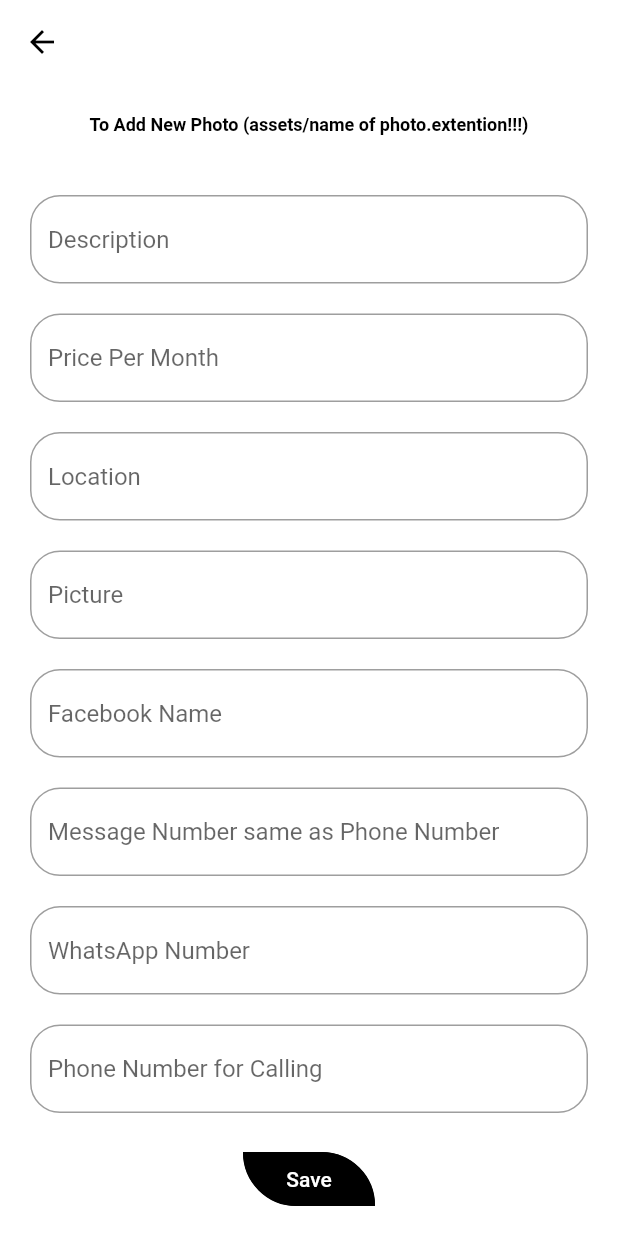
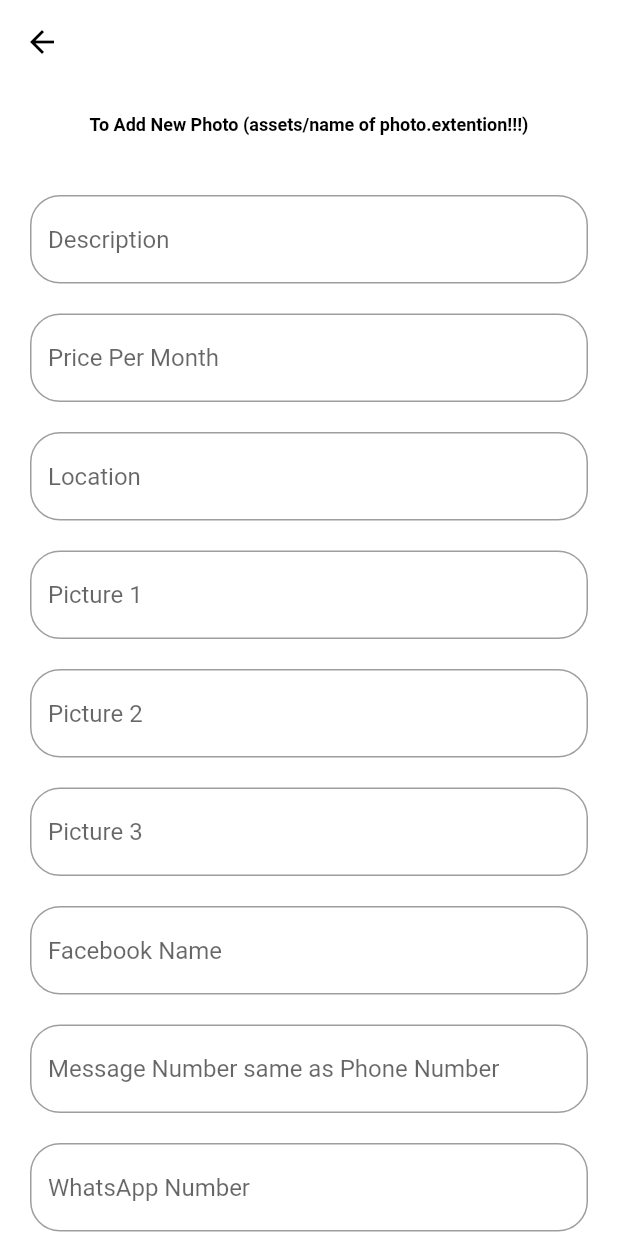
Before and after one commit to AhmedAElghareeb/HouseRental, a Flutter app: the AddNew screen opened directly, on a phone screen of 412 x 824 dp. Run offline on Flutter 3.47's test engine with Material 2 defaults, Android fonts, the phone set to English and light mode, and no system bars; our stand-ins replace animated_splash_screen, cloud_firestore, firebase_auth, firebase_core, google_maps_flutter, location and 2 more; missing offline and left inert: flutter_phone_direct_caller; accounts and stored records are empty.

Commit message:
new Changes...

```diff
--- a/lib/admin/add_new.dart
+++ b/lib/admin/add_new.dart
@@ -15,7 +15,9 @@ class _AddNewState extends State<AddNew>
   TextEditingController des = new TextEditingController();
   TextEditingController pri = new TextEditingController();
   TextEditingController loc = new TextEditingController();
-  TextEditingController pic = new TextEditingController();
+  TextEditingController pic1 = new TextEditingController();
+  TextEditingController pic2 = new TextEditingController();
+  TextEditingController pic3 = new TextEditingController();
   TextEditingController facebook = new TextEditingController();
   TextEditingController sms = new TextEditingController();
   TextEditingController whatsapp = new TextEditingController();
@@ -128,10 +130,54 @@ class _AddNewState extends State<AddNew>
           Padding(
             padding: const EdgeInsets.symmetric(horizontal: 20.0),
             child: TextField(
-              controller: pic,
+              controller: pic1,
               cursorColor: Colors.black,
               decoration: InputDecoration(
-                hintText: "Picture",
+                hintText: "Picture 1",
+                filled: true,
+                fillColor: Colors.white,
+                enabledBorder: OutlineInputBorder(
+                    borderRadius: BorderRadius.circular(20),
+                    borderSide: BorderSide(color: Colors.grey)),
+                focusedBorder: OutlineInputBorder(
+                    borderRadius: BorderRadius.circular(20),
+                    borderSide: BorderSide(color: Colors.grey)),
+                border: OutlineInputBorder(
+                  borderSide: BorderSide(color: Colors.grey),
+                  borderRadius: BorderRadius.circular(20.0),
+                ),
+              ),
+            ),
+          ),
+          Padding(
+            padding: const EdgeInsets.all(20.0),
+            child: TextField(
+              controller: pic2,
+              cursorColor: Colors.black,
+              decoration: InputDecoration(
+                hintText: "Picture 2",
+                filled: true,
+                fillColor: Colors.white,
+                enabledBorder: OutlineInputBorder(
+                    borderRadius: BorderRadius.circular(20),
+                    borderSide: BorderSide(color: Colors.grey)),
+                focusedBorder: OutlineInputBorder(
+                    borderRadius: BorderRadius.circular(20),
+                    borderSide: BorderSide(color: Colors.grey)),
+                border: OutlineInputBorder(
+                  borderSide: BorderSide(color: Colors.grey),
+                  borderRadius: BorderRadius.circular(20.0),
+                ),
+              ),
+            ),
+          ),
+          Padding(
+            padding: const EdgeInsets.symmetric(horizontal: 20.0),
+            child: TextField(
+              controller: pic3,
+              cursorColor: Colors.black,
+              decoration: InputDecoration(
+                hintText: "Picture 3",
                 filled: true,
                 fillColor: Colors.white,
                 enabledBorder: OutlineInputBorder(
@@ -261,7 +307,9 @@ class _AddNewState extends State<AddNew>
                     String description = des.text;
                     String price  = pri.text;
                     String location = loc.text;
-                    String photo = pic.text;
+                    String photo1 = pic1.text;
+                    String photo2 = pic2.text;
+                    String photo3 = pic3.text;
                     String face = facebook.text;
                     String sm = sms.text;
                     String whats = whatsapp.text;
@@ -273,7 +321,9 @@ class _AddNewState extends State<AddNew>
                           "description" : description,
                           "price" : price,
                           "location" : location,
-                          "photo" : photo,
+                          "photo1" : photo1,
+                          "photo2" : photo2,
+                          "photo3" : photo3,
                           "facebook" : face,
                           "sms" : sm,
                           "whatsapp" : whats,
--- a/lib/map/map_screen.dart
+++ b/lib/map/map_screen.dart
@@ -16,7 +16,7 @@ class MapScreen extends StatelessWidget
         onMapCreated: (controller) {},
         initialCameraPosition: CameraPosition(
           target: LatLng(a, b),
-          zoom: 10.0,
+          zoom: 15.0,
         ),
         markers: {
           Marker(
--- a/lib/screens/signup_screen.dart
+++ b/lib/screens/signup_screen.dart
@@ -131,7 +131,8 @@ class _SignUpScreenState extends State<SignUpScreen> {
                       password: password.text.trim(),
                   );
                   CircularProgressIndicator();
-                  Navigator.push(context, MaterialPageRoute(builder: (context) => Home()));
+                  Navigator.pushAndRemoveUntil(context, MaterialPageRoute(builder: (context) => Home()), (route) => route.isCurrent
+                  );
                 },
                 child: Text(
                   "Sign Up",
@@ -164,7 +165,8 @@ class _SignUpScreenState extends State<SignUpScreen> {
                 onPressed: ()
                 {
                   CircularProgressIndicator();
-                  Navigator.push(context, MaterialPageRoute(builder: (context) => LoginScreen()));
+                  Navigator.pushAndRemoveUntil(context, MaterialPageRoute(builder: (context) => LoginScreen()), (route) => route.isCurrent
+                  );
                 },
                 child: Text(
                   "Login",
```
Also changed, not shown: lib/admin/admin_home.dart (+8 -5 lines), lib/admin/admin_login.dart (+4 -3 lines), lib/admin/item_info.dart (+31 -11 lines), lib/admin/one_item_info.dart (+8 -7 lines), lib/screens/home.dart (+6 -4 lines), lib/screens/login_screen.dart (+9 -8 lines), pubspec.yaml (+3 -4 lines), pubspec.lock.
